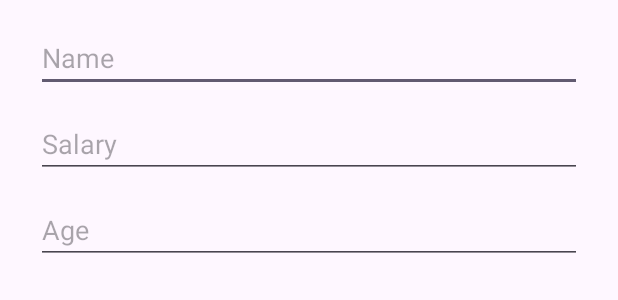
After one commit to Yoloez/My-EmployeeApp, an Android app: the layout dialog_create_employee.xml on its own in the app's theme, with its tools: preview values and no code run, on a phone screen of 412 x 824 dp. The commit adds this screen. Shown: the top 300 px of the screen. Run offline under Robolectric (Android 15) with nearby library versions, the phone set to English and light mode, and no system bars.

Commit message:
create-done

```diff
--- /dev/null
+++ b/app/src/main/res/layout/dialog_create_employee.xml
@@ -0,0 +1,38 @@
+<?xml version="1.0" encoding="utf-8"?>
+<LinearLayout xmlns:android="http://schemas.android.com/apk/res/android"
+    android:id="@+id/dialog_root"
+    android:layout_width="match_parent"
+    android:layout_height="wrap_content"
+    android:orientation="vertical"
+    android:paddingStart="24dp"
+    android:paddingEnd="24dp"
+    android:paddingTop="16dp"
+    android:paddingBottom="8dp">
+
+    <EditText
+        android:id="@+id/etName"
+        android:layout_width="match_parent"
+        android:layout_height="wrap_content"
+        android:hint="Name"
+        android:inputType="textPersonName"
+        android:maxLines="1" />
+
+    <EditText
+        android:id="@+id/etSalary"
+        android:layout_width="match_parent"
+        android:layout_height="wrap_content"
+        android:hint="Salary"
+        android:inputType="number"
+        android:maxLines="1"
+        android:layout_marginTop="12dp" />
+
+    <EditText
+        android:id="@+id/etAge"
+        android:layout_width="match_parent"
+        android:layout_height="wrap_content"
+        android:hint="Age"
+        android:inputType="number"
+        android:maxLines="1"
+        android:layout_marginTop="12dp" />
+
+</LinearLayout>
```
Also changed, not shown: app/src/main/java/com/example/employeeapp/MainActivity.kt (+62 -4 lines), app/src/main/java/com/example/employeeapp/model/CreateEmployeeRequest.kt (added, +14 -0 lines), app/src/main/java/com/example/employeeapp/network/ApiClient.kt (+10 -4 lines), app/src/main/java/com/example/employeeapp/network/ApiService.kt (+8 -0 lines), app/src/main/res/layout/activity_main.xml (+13 -0 lines).
